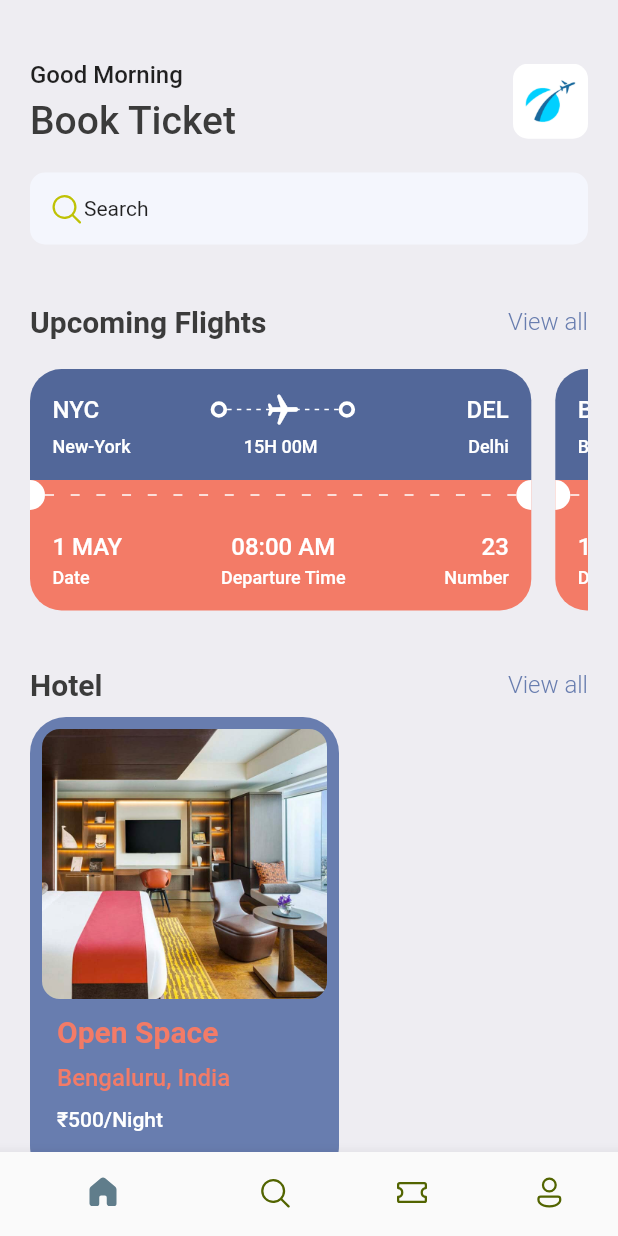
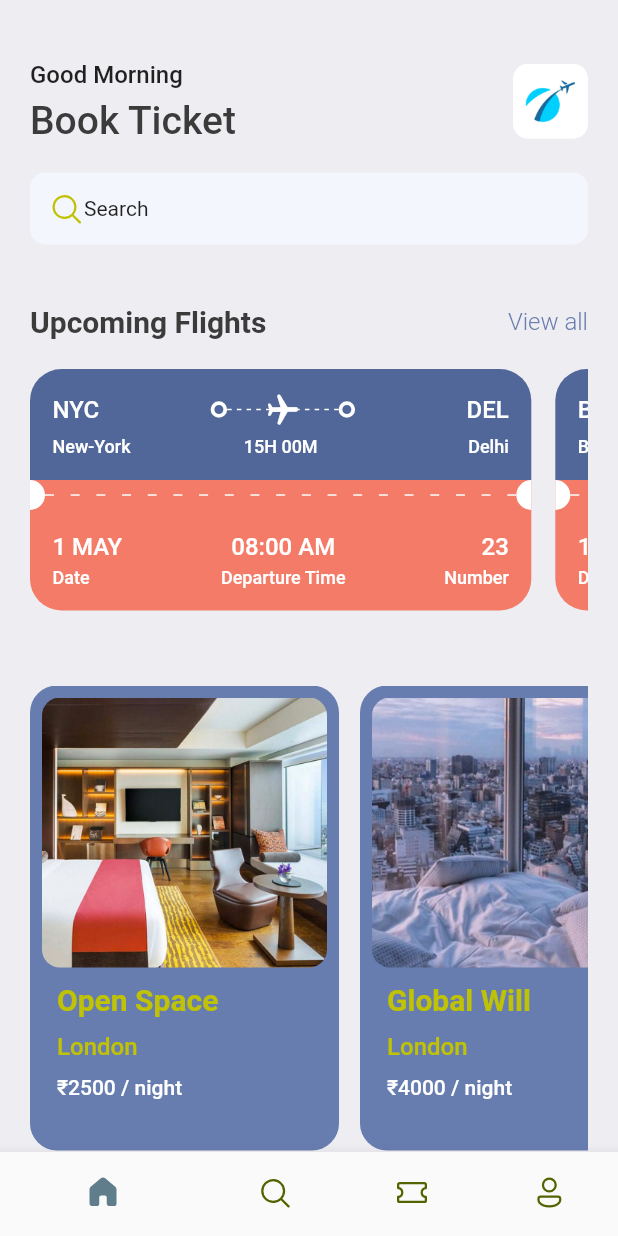
Before and after one commit to MohammedAqeeb/TicketApp, a Flutter app: the screen it shows after launch, on a phone screen of 412 x 824 dp. Run offline on Flutter 3.47's test engine with Material 3 defaults, Android fonts, the phone set to English and light mode, and no system bars; our stand-ins replace fluentui_icons.

Commit message:
ui design homescreen

```diff
--- a/lib/constants/app_style.dart
+++ b/lib/constants/app_style.dart
@@ -16,6 +16,8 @@ class AppStyle {
   static Color ticketColor = const Color(0xff526799);
 
   static Color ticketOrange = const Color(0xfff37b67);
+
+  static Color tabColor = const Color(0xFFF4f6fd);
 
   static TextStyle headLineStyle1 = TextStyle(
     fontSize: 26,
@@ -40,7 +42,7 @@ class AppStyle {
     color: textColor,
   );
 
-   static TextStyle headLineStyle4 = const TextStyle(
+  static TextStyle headLineStyle4 = const TextStyle(
     fontSize: 12,
     fontWeight: FontWeight.w500,
   );
--- a/lib/screens/base/bottm_nav.dart
+++ b/lib/screens/base/bottm_nav.dart
@@ -1,6 +1,7 @@
 import 'package:fluentui_icons/fluentui_icons.dart';
 import 'package:flutter/material.dart';
 import 'package:ticket_app/screens/home/home_screen.dart';
+import 'package:ticket_app/screens/search/search_screen.dart';
 
 class BottomNavigation extends StatefulWidget {
   const BottomNavigation({super.key});
@@ -14,7 +15,7 @@ class _BottomNavigationState extends State<BottomNavigation> {
 
   List appScreens = [
     const HomeScreen(),
-    const Center(child: Text('Search')),
+    const SearchScreen(),
     const Center(child: Text('Tickets')),
     const Center(child: Text('Profile')),
   ];
--- a/lib/screens/home/home_screen.dart
+++ b/lib/screens/home/home_screen.dart
@@ -2,11 +2,12 @@ import 'package:fluentui_icons/fluentui_icons.dart';
 import 'package:flutter/material.dart';
 import 'package:ticket_app/constants/images.dart';
 import 'package:ticket_app/constants/app_style.dart';
+import 'package:ticket_app/screens/home/utils/hotel_list_json.dart';
 import 'package:ticket_app/screens/home/utils/ticket_list_json.dart';
 import 'package:ticket_app/widgets/text_row_widgets.dart';
 import 'package:ticket_app/widgets/ticket_view.dart';
 
-import '../tickets/all_tickets.dart';
+import 'widget/all_tickets.dart';
 import 'widget/hotel_screen.dart';
 
 class HomeScreen extends StatefulWidget {
@@ -100,18 +101,30 @@ class _HomeScreenState extends State<HomeScreen> {
                   ),
                 ),
                 const SizedBox(height: 10),
-                VielAllTextWidgets(
-                  firstText: 'Hotel',
-                  secondText: 'View all',
-                  onTap: () => Navigator.push(
-                    context,
-                    MaterialPageRoute(
-                      builder: (context) => const HotelScreen(),
-                    ),
+                // VielAllTextWidgets(
+                //   firstText: 'Hotel',
+                //   secondText: 'View all',
+                //   onTap: () => Navigator.push(
+                //     context,
+                //     MaterialPageRoute(
+                //       builder: (context) => const HotelListScreen(),
+                //     ),
+                //   ),
+                // ),
+                const SizedBox(height: 12),
+                SingleChildScrollView(
+                  scrollDirection: Axis.horizontal,
+                  child: Row(
+                    children: hotelList
+                        .take(3)
+                        .map(
+                          (hotels) => HotelListScreen(
+                            hotels: hotels,
+                          ),
+                        )
+                        .toList(),
                   ),
                 ),
-                const SizedBox(height: 10),
-                HotelScreen(),
               ],
             ),
           ),
--- /dev/null
+++ b/lib/screens/home/utils/hotel_list_json.dart
@@ -0,0 +1,38 @@
+List<Map<String, dynamic>> hotelList = [
+  {
+    'image': 'hotel_room.png',
+    'place': 'Open Space',
+    'destination': 'London',
+    'price': 2500
+  },
+  {
+    'image': 'hotel_room_1.png',
+    'place': 'Global Will',
+    'destination': 'London',
+    'price': 4000
+  },
+  {
+    'image': 'hotel_room_view_1.png',
+    'place': 'Tallest Building',
+    'destination': 'Dubai',
+    'price': 6800
+  },
+  {
+    'image': 'hotel_room_view_2.png',
+    'place': 'Sunset Beach',
+    'destination': 'Maldives',
+    'price': 1500
+  },
+  {
+    'image': 'hotel_room_view_3.png',
+    'place': 'Mountain Retreat',
+    'destination': 'Switzerland',
+    'price': 1200
+  },
+  // {
+  //   'image': 'hotel_room_view4.png',
+  //   'place': 'City Lights',
+  //   'destination': 'New York',
+  //   'price': 200
+  // }
+];
--- a/lib/screens/home/widget/hotel_screen.dart
+++ b/lib/screens/home/widget/hotel_screen.dart
@@ -2,17 +2,22 @@ import 'package:flutter/material.dart';
 import 'package:ticket_app/constants/app_style.dart';
 import 'package:ticket_app/constants/images.dart';
 
-class HotelScreen extends StatelessWidget {
-  const HotelScreen({super.key});
+class HotelListScreen extends StatelessWidget {
+  final Map<String, dynamic> hotels;
+  const HotelListScreen({
+    super.key,
+    required this.hotels,
+  });
 
   @override
   Widget build(BuildContext context) {
     return Container(
+      margin: const EdgeInsets.only(right: 14),
       padding: const EdgeInsets.all(8.0),
       width: MediaQuery.of(context).size.width * 0.5,
       height: 310,
       decoration: BoxDecoration(
-        borderRadius: BorderRadius.circular(24),
+        borderRadius: BorderRadius.circular(18),
         color: AppStyle.primaryColor,
       ),
       child: Column(
@@ -22,9 +27,9 @@ class HotelScreen extends StatelessWidget {
             height: 180,
             decoration: BoxDecoration(
               borderRadius: BorderRadius.circular(12),
-              image: const DecorationImage(
+              image:  DecorationImage(
                 fit: BoxFit.cover,
-                image: AssetImage(AppImages.hotel1),
+                image: AssetImage('${AppImages.basePath}/${hotels['image']}'),
               ),
             ),
           ),
@@ -32,9 +37,9 @@ class HotelScreen extends StatelessWidget {
           Padding(
             padding: const EdgeInsets.only(left: 10),
             child: Text(
-              'Open Space',
+              hotels['place'],
               style: AppStyle.headLineStyle3.copyWith(
-                color: AppStyle.ticketOrange,
+                color: AppStyle.logoColor,
               ),
             ),
           ),
@@ -42,9 +47,9 @@ class HotelScreen extends StatelessWidget {
           Padding(
             padding: const EdgeInsets.only(left: 10),
             child: Text(
-              'Bengaluru, India',
+              hotels['destination'],
               style: AppStyle.headLineStyle3.copyWith(
-                color: AppStyle.ticketOrange,
+                color: AppStyle.logoColor,
                 fontSize: 16,
                 fontWeight: FontWeight.w500,
               ),
@@ -54,7 +59,7 @@ class HotelScreen extends StatelessWidget {
           Padding(
             padding: const EdgeInsets.only(left: 10),
             child: Text(
-              '\u{20B9}500/Night',
+              '\u{20B9}${hotels['price']} / night',
               style: AppStyle.headLineStyle3.copyWith(
                 color: Colors.white,
                 fontSize: 14,
```
Also changed, not shown: lib/screens/search/search_screen.dart (added, +28 -0 lines), lib/screens/search/widgets/tickets_tab.dart (added, +86 -0 lines), lib/screens/home/widget/all_tickets.dart (renamed from lib/screens/tickets/all_tickets.dart).
